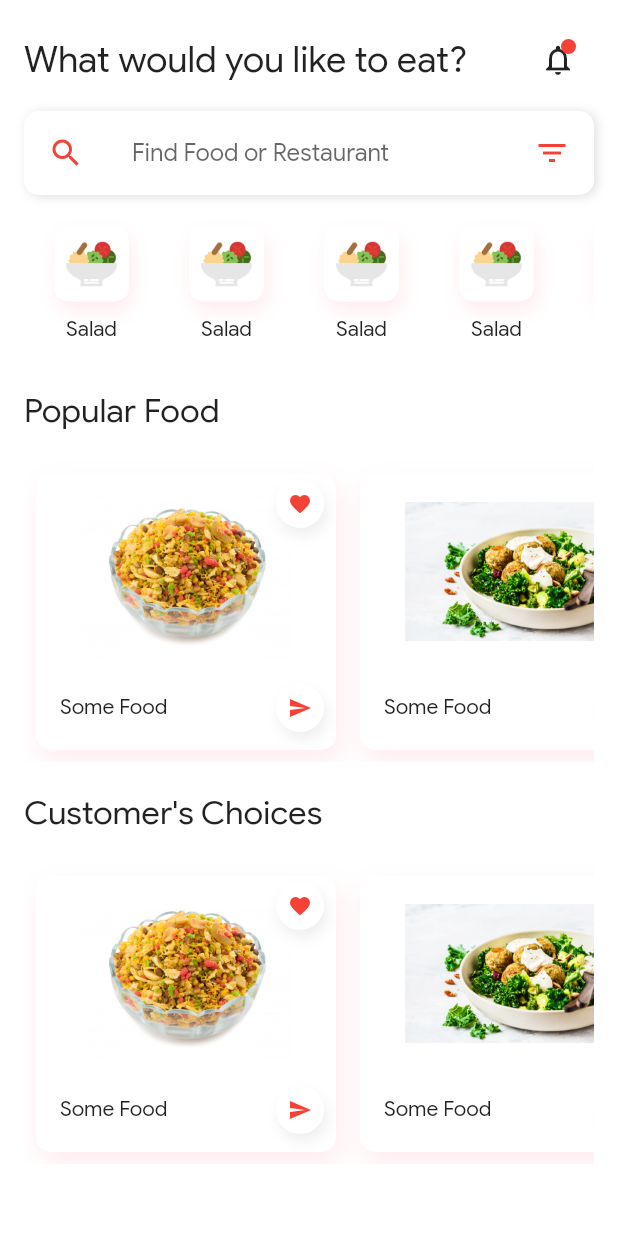
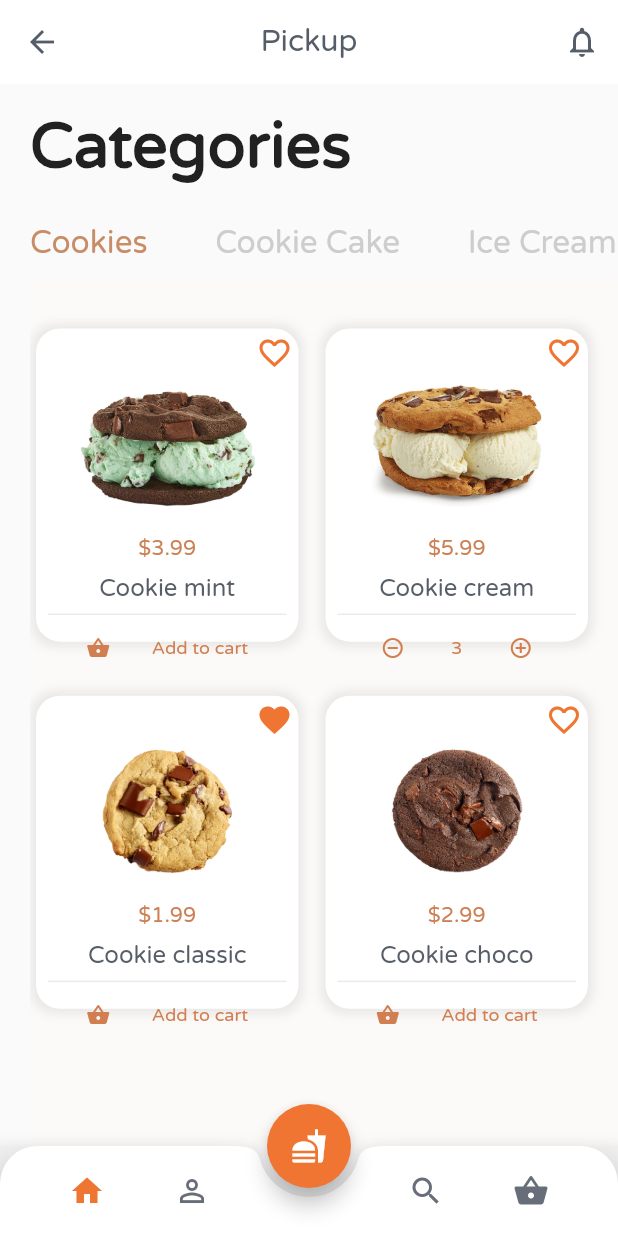
Before and after one commit to spike04/Flutter-UI-Collections, a Flutter app: the screen it shows after launch, on a phone screen of 412 x 824 dp. Run offline on Flutter 3.47's test engine with Material 2 defaults, Android fonts, the phone set to English and light mode, and no system bars.

Commit message:
[Cookie Page] Creating Cookie Page 	- Created Cookie Page.

```diff
--- /dev/null
+++ b/lib/cookie_store/bottom_bar.dart
@@ -0,0 +1,63 @@
+import 'package:flutter/material.dart';
+
+class BottomBar extends StatelessWidget {
+  @override
+  Widget build(BuildContext context) {
+    return BottomAppBar(
+      shape: CircularNotchedRectangle(),
+      notchMargin: 6.0,
+      color: Colors.transparent,
+      elevation: 8.0,
+      clipBehavior: Clip.antiAlias,
+      child: Container(
+        height: 60.0,
+        decoration: BoxDecoration(
+          borderRadius: BorderRadius.only(
+            topLeft: Radius.circular(25.0),
+            topRight: Radius.circular(25.0),
+          ),
+          color: Colors.white,
+        ),
+        child: Row(
+          mainAxisAlignment: MainAxisAlignment.spaceBetween,
+          children: <Widget>[
+            Container(
+              height: 60.0,
+              width: MediaQuery.of(context).size.width / 2 - 20.0,
+              child: Row(
+                mainAxisAlignment: MainAxisAlignment.spaceEvenly,
+                children: <Widget>[
+                  Icon(
+                    Icons.home,
+                    color: Color(0xFFEF7532),
+                  ),
+                  Icon(
+                    Icons.person_outline,
+                    color: Color(0xFF676E79),
+                  ),
+                ],
+              ),
+            ),
+            Container(
+              height: 60.0,
+              width: MediaQuery.of(context).size.width / 2 - 20.0,
+              child: Row(
+                mainAxisAlignment: MainAxisAlignment.spaceEvenly,
+                children: <Widget>[
+                  Icon(
+                    Icons.search,
+                    color: Color(0xFF676E79),
+                  ),
+                  Icon(
+                    Icons.shopping_basket,
+                    color: Color(0xFF676E79),
+                  ),
+                ],
+              ),
+            ),
+          ],
+        ),
+      ),
+    );
+  }
+}
--- /dev/null
+++ b/lib/cookie_store/cookie_detail.dart
@@ -0,0 +1,107 @@
+import 'package:flutter/material.dart';
+
+import 'bottom_bar.dart';
+
+class CookieDetail extends StatelessWidget {
+  final assetPath, cookieprice, cookiename;
+
+  CookieDetail({this.assetPath, this.cookieprice, this.cookiename});
+  @override
+  Widget build(BuildContext context) {
+    return Scaffold(
+      appBar: AppBar(
+        backgroundColor: Colors.white,
+        elevation: 0.0,
+        centerTitle: true,
+        leading: IconButton(
+          icon: Icon(Icons.arrow_back, color: Color(0xFF545D68)),
+          onPressed: () {
+            Navigator.of(context).pop();
+          },
+        ),
+        title: Text('Pickup',
+            style: TextStyle(
+                fontFamily: 'Varela',
+                fontSize: 20.0,
+                color: Color(0xFF545D68))),
+        actions: <Widget>[
+          IconButton(
+            icon: Icon(Icons.notifications_none, color: Color(0xFF545D68)),
+            onPressed: () {},
+          ),
+        ],
+      ),
+      body: ListView(children: [
+        SizedBox(height: 15.0),
+        Padding(
+          padding: EdgeInsets.only(left: 20.0),
+          child: Text('Cookie',
+              style: TextStyle(
+                  fontFamily: 'Varela',
+                  fontSize: 42.0,
+                  fontWeight: FontWeight.bold,
+                  color: Color(0xFFF17532))),
+        ),
+        SizedBox(height: 15.0),
+        Hero(
+            tag: assetPath,
+            child: Image.asset(assetPath,
+                height: 150.0, width: 100.0, fit: BoxFit.contain)),
+        SizedBox(height: 20.0),
+        Center(
+          child: Text(cookieprice,
+              style: TextStyle(
+                  fontFamily: 'Varela',
+                  fontSize: 22.0,
+                  fontWeight: FontWeight.bold,
+                  color: Color(0xFFF17532))),
+        ),
+        SizedBox(height: 10.0),
+        Center(
+          child: Text(cookiename,
+              style: TextStyle(
+                  color: Color(0xFF575E67),
+                  fontFamily: 'Varela',
+                  fontSize: 24.0)),
+        ),
+        SizedBox(height: 20.0),
+        Center(
+          child: Container(
+            width: MediaQuery.of(context).size.width - 50.0,
+            child: Text(
+                'Cold, creamy ice cream sandwiched between delicious deluxe cookies. Pick your favorite deluxe cookies and ice cream flavor.',
+                textAlign: TextAlign.center,
+                style: TextStyle(
+                    fontFamily: 'Varela',
+                    fontSize: 16.0,
+                    color: Color(0xFFB4B8B9))),
+          ),
+        ),
+        SizedBox(height: 20.0),
+        Center(
+            child: Container(
+                width: MediaQuery.of(context).size.width - 50.0,
+                height: 50.0,
+                decoration: BoxDecoration(
+                    borderRadius: BorderRadius.circular(25.0),
+                    color: Color(0xFFF17532)),
+                child: Center(
+                    child: Text(
+                  'Add to cart',
+                  style: TextStyle(
+                      fontFamily: 'Varela',
+                      fontSize: 14.0,
+                      fontWeight: FontWeight.bold,
+                      color: Colors.white),
+                ))))
+      ]),
+      floatingActionButton: FloatingActionButton(
+        onPressed: () {},
+        backgroundColor: Color(0xFFF17532),
+        child: Icon(Icons.fastfood),
+      ),
+      floatingActionButtonLocation: FloatingActionButtonLocation.centerDocked,
+      bottomNavigationBar: BottomBar(),
+    );
+  }
+}
--- /dev/null
+++ b/lib/cookie_store/cookie_page.dart
@@ -0,0 +1,125 @@
+import 'package:flutter/material.dart';
+import 'package:flutter_ui_collections/cookie_store/bottom_bar.dart';
+import 'package:flutter_ui_collections/cookie_store/cookies.dart';
+
+class CookiePage extends StatefulWidget {
+  @override
+  _CookiePageState createState() => _CookiePageState();
+}
+
+class _CookiePageState extends State<CookiePage>
+    with SingleTickerProviderStateMixin {
+  TabController _tabController;
+
+  @override
+  void initState() {
+    super.initState();
+    _tabController = TabController(vsync: this, length: 3);
+  }
+
+  @override
+  Widget build(BuildContext context) {
+    return Scaffold(
+      appBar: AppBar(
+        backgroundColor: Colors.white,
+        elevation: 0.0,
+        centerTitle: true,
+        leading: IconButton(
+          icon: Icon(
+            Icons.arrow_back,
+            color: Color(0xFF545D68),
+          ),
+          onPressed: () {},
+        ),
+        title: Text(
+          'Pickup',
+          style: TextStyle(
+            fontFamily: 'Varela',
+            fontSize: 20.0,
+            color: Color(0xFF545D68),
+          ),
+        ),
+        actions: <Widget>[
+          IconButton(
+            icon: Icon(
+              Icons.notifications_none,
+              color: Color(0xFF545D68),
+            ),
+            onPressed: () {},
+          ),
+        ],
+      ),
+      body: ListView(
+        padding: EdgeInsets.only(left: 20.0),
+        children: <Widget>[
+          SizedBox(height: 16.0),
+          Text(
+            'Categories',
+            style: TextStyle(
+              fontFamily: 'Varela',
+              fontSize: 42.0,
+              fontWeight: FontWeight.bold,
+            ),
+          ),
+          SizedBox(height: 16.0),
+          TabBar(
+            controller: _tabController,
+            indicatorColor: Colors.transparent,
+            labelColor: Color(0xFFC88D67),
+            isScrollable: true,
+            labelPadding: EdgeInsets.only(right: 45.0),
+            unselectedLabelColor: Color(0xFFCDCDCD),
+            tabs: <Widget>[
+              Tab(
+                child: Text(
+                  'Cookies',
+                  style: TextStyle(
+                    fontFamily: 'Varela',
+                    fontSize: 21.0,
+                  ),
+                ),
+              ),
+              Tab(
+                child: Text(
+                  'Cookie Cake',
+                  style: TextStyle(
+                    fontFamily: 'Varela',
+                    fontSize: 21.0,
+                  ),
+                ),
+              ),
+              Tab(
+                child: Text(
+                  'Ice Cream',
+                  style: TextStyle(
+                    fontFamily: 'Varela',
+                    fontSize: 21.0,
+                  ),
+                ),
+              )
+            ],
+          ),
+          Container(
+            height: MediaQuery.of(context).size.height,
+            width: double.infinity,
+            child: TabBarView(
+              controller: _tabController,
+              children: <Widget>[
+                Cookies(),
+                Cookies(),
+                Cookies(),
+              ],
+            ),
+          ),
+        ],
+      ),
+      floatingActionButton: FloatingActionButton(
+        onPressed: () {},
+        backgroundColor: Color(0xFFF17532),
+        child: Icon(Icons.fastfood),
+      ),
+      floatingActionButtonLocation: FloatingActionButtonLocation.centerDocked,
+      bottomNavigationBar: BottomBar(),
+    );
+  }
+}
--- /dev/null
+++ b/lib/cookie_store/cookies.dart
@@ -0,0 +1,178 @@
+import 'package:flutter/material.dart';
+
+import 'cookie_detail.dart';
+
+class Cookies extends StatelessWidget {
+  @override
+  Widget build(BuildContext context) {
+    return Scaffold(
+      backgroundColor: Color(0xFFFCFAF8),
+      body: ListView(
+        children: <Widget>[
+          SizedBox(height: 16.0),
+          Container(
+            padding: EdgeInsets.only(right: 16.0),
+            width: MediaQuery.of(context).size.width - 30.0,
+            height: MediaQuery.of(context).size.height - 50.0,
+            child: GridView.count(
+              crossAxisCount: 2,
+              primary: false,
+              crossAxisSpacing: 10.0,
+              mainAxisSpacing: 16.0,
+              childAspectRatio: 0.8,
+              children: <Widget>[
+                _buildCard('Cookie mint', '\$3.99',
+                    'assets/images/cookiemint.jpg', false, false, context),
+                _buildCard('Cookie cream', '\$5.99',
+                    'assets/images/cookiecream.jpg', true, false, context),
+                _buildCard('Cookie classic', '\$1.99',
+                    'assets/images/cookieclassic.jpg', false, true, context),
+                _buildCard('Cookie choco', '\$2.99',
+                    'assets/images/cookiechoco.jpg', false, false, context),
+              ],
+            ),
+          ),
+        ],
+      ),
+    );
+  }
+
+  Widget _buildCard(String name, String price, String imgPath, bool isAdded,
+      bool isFavorite, context) {
+    return Padding(
+      padding: EdgeInsets.only(
+        top: 16.0,
+        bottom: 4.0,
+        left: 4.0,
+        right: 4.0,
+      ),
+      child: InkWell(
+        onTap: () {
+          Navigator.of(context).push(
+            MaterialPageRoute(
+              builder: (context) => CookieDetail(
+                assetPath: imgPath,
+                cookieprice: price,
+                cookiename: name,
+              ),
+            ),
+          );
+        },
+        child: Container(
+          decoration: BoxDecoration(
+            borderRadius: BorderRadius.circular(16.0),
+            boxShadow: [
+              BoxShadow(
+                color: Colors.grey.withOpacity(0.2),
+                spreadRadius: 3.0,
+                blurRadius: 5.0,
+              ),
+            ],
+            color: Colors.white,
+          ),
+          child: Column(
+            children: <Widget>[
+              Padding(
+                padding: EdgeInsets.all(4.0),
+                child: Row(
+                  mainAxisAlignment: MainAxisAlignment.end,
+                  children: <Widget>[
+                    isFavorite
+                        ? Icon(
+                            Icons.favorite,
+                            color: Color(0xFFEF7532),
+                          )
+                        : Icon(
+                            Icons.favorite_border,
+                            color: Color(0xFFEF7532),
+                          )
+                  ],
+                ),
+              ),
+              Hero(
+                tag: imgPath,
+                child: Container(
+                  height: 90.0,
+                  decoration: BoxDecoration(
+                    image: DecorationImage(
+                      image: AssetImage(imgPath),
+                      fit: BoxFit.contain,
+                    ),
+                  ),
+                ),
+              ),
+              SizedBox(height: 16.0),
+              Text(
+                price,
+                style: TextStyle(
+                  color: Color(0xFFCC8053),
+                  fontFamily: 'Varela',
+                  fontSize: 14.0,
+                ),
+              ),
+              SizedBox(height: 8.0),
+              Text(
+                name,
+                style: TextStyle(
+                  color: Color(0xFF575E67),
+                  fontFamily: 'Varela',
+                  fontSize: 16.0,
+                ),
+              ),
+              Padding(
+                padding: EdgeInsets.all(8.0),
+                child: Container(
+                  color: Color(0xFFEBEBEB),
+                  height: 1.0,
+                ),
+              ),
+              Padding(
+                padding: EdgeInsets.all(6.0),
+                child: Row(
+                  mainAxisAlignment: MainAxisAlignment.spaceEvenly,
+                  children: <Widget>[
+                    if (!isAdded) ...[
+                      Icon(
+                        Icons.shopping_basket,
+                        color: Color(0xFFD17E50),
+                        size: 16.0,
+                      ),
+                      Text(
+                        'Add to cart',
+                        style: TextStyle(
+                          fontFamily: 'Varela',
+                          fontSize: 12.0,
+                          color: Color(0xFFD17E50),
+                        ),
+                      ),
+                    ],
+                    if (isAdded) ...[
+                      Icon(
+                        Icons.remove_circle_outline,
+                        color: Color(0xFFD17E50),
+                        size: 16.0,
+                      ),
+                      Text(
+                        '3',
+                        style: TextStyle(
+                          fontFamily: 'Varela',
+                          fontSize: 12.0,
+                          color: Color(0xFFD17E50),
+                        ),
+                      ),
+                      Icon(
+                        Icons.add_circle_outline,
+                        color: Color(0xFFD17E50),
+                        size: 16.0,
+                      ),
+                    ],
+                  ],
+                ),
+              ),
+            ],
+          ),
+        ),
+      ),
+    );
+  }
+}
--- a/lib/main.dart
+++ b/lib/main.dart
@@ -1,6 +1,6 @@
 import 'package:flutter/material.dart';
 
-import 'foodordering/food_dashboard_page.dart';
+import 'cookie_store/cookie_page.dart';
 
 void main() => runApp(MyApp());
 
@@ -14,7 +14,7 @@ class MyApp extends StatelessWidget {
         fontFamily: 'GoogleSans',
         primarySwatch: Colors.blue,
       ),
-      home: FoodDashboardPage(),
+      home: CookiePage(),
     );
   }
 }
--- a/pubspec.yaml
+++ b/pubspec.yaml
@@ -59,6 +59,9 @@ flutter:
     - family: GoogleSans
       fonts:
         - asset: assets/fonts/GoogleSans-Regular.ttf
+    - family: Varela
+      fonts:
+        - asset: assets/fonts/VarelaRound-Regular.ttf
   #       - asset: fonts/Schyler-Italic.ttf
   #         style: italic
   #   - family: Trajan Pro
```
Also changed, not shown: assets/fonts/VarelaRound-Regular.ttf (added), assets/images/cookiechoco.jpg (added), assets/images/cookieclassic.jpg (added), assets/images/cookiecream.jpg (added), assets/images/cookiemint.jpg (added), assets/images/cookievan.jpg (added), snapshots/cookie.jpg (added), 1 other file.
